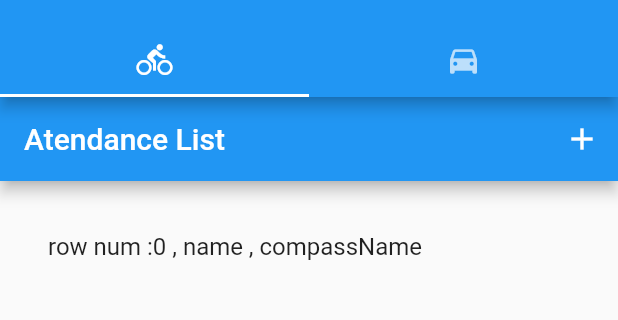
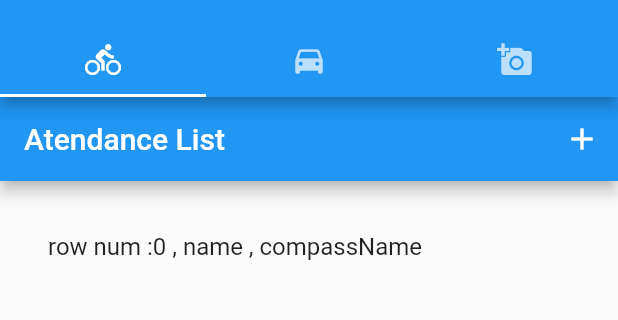
Before and after one commit to MasaruMiyamoto/atendance_record, a Flutter app: the screen it shows after launch, after a tap on the "add" icon, on a phone screen of 412 x 824 dp, the part 59-379 px from its top. Run offline on Flutter 3.47's test engine with Material 2 defaults, Android fonts, the phone set to English and light mode, and no system bars; missing offline and left inert: rapido.

```diff
--- a/lib/atendanceView.dart
+++ b/lib/atendanceView.dart
@@ -3,6 +3,7 @@ import 'package:flutter/material.dart';
 
 //出席者リスト画面
 class AtendanceView extends StatefulWidget {
+  //コンストラクタ
   AtendanceView({Key key, this.title}) : super(key: key);
 
   final String title;
@@ -14,12 +15,17 @@ class AtendanceView extends StatefulWidget {
 
 class _AtendanceViewState extends State<AtendanceView> {
 
-  List<Member> _testList = new List<Member>();
-  Member _test = new Member("name", false, "compassName");
+  //出席者リスト
+  List<Member> _atendanceList = new List<Member>();
+
+  //メンバーの設定
+  //最終的に画面で設定した出席者をリストに格納する。
+  Member _member = new Member("name", false, "compassName");
 
   @override
   Widget build(BuildContext context) {
 
+    //土台の作成
     return Scaffold(
       appBar: _createAppBar(),
       body: _createListView(),
@@ -30,14 +36,17 @@ class _AtendanceViewState extends State<AtendanceView> {
   AppBar _createAppBar() {
     return AppBar(
         title: Text(widget.title),
+        //AppBar右上にアプリバーを設置
+        //＋ボタンを押下することで、出席者を追加する。（未実装）
         actions: <Widget>[
           IconButton(
             icon: const Icon(Icons.add),
             tooltip: 'Show Snackbar',
             onPressed: () {
+              //出席者リストを更新
               print('button push');
               setState((){
-                _testList.add(_test);
+                _atendanceList.add(_member);
               });
             },
           ),
@@ -53,14 +62,15 @@ class _AtendanceViewState extends State<AtendanceView> {
         return ListTile(
           title: Text(
             "row num :" + cnt.toString() + " , "
-            + _testList[cnt].name + " , "
-            + _testList[cnt].conpassName
+            + _atendanceList[cnt].name + " , "
+            + _atendanceList[cnt].conpassName
           ),
         );
       },
       //表示するスクロールリストの上限数設定
       //出席者リスト数を設定すればOK
-      itemCount: _testList.length,
+      itemCount: _atendanceList.length,
+
     );
   }
 
--- a/lib/main.dart
+++ b/lib/main.dart
@@ -1,10 +1,12 @@
+import 'package:atendance_record/RapidoExample.dart';
+import 'package:atendance_record/atendanceView.dart';
+import 'package:atendance_record/orderView.dart';
 import 'package:flutter/material.dart';
-import 'atendanceView.dart';
-import 'orderView.dart';
 
 void main() => runApp(MyApp());
 
 class MyApp extends StatelessWidget {
+
   @override
   Widget build(BuildContext context) {
     return MaterialApp(
@@ -12,13 +14,14 @@ class MyApp extends StatelessWidget {
         primarySwatch: Colors.blue,
       ),
       home: DefaultTabController(
-        length: 2,
+        length: 3,
         child: Scaffold(
           appBar: AppBar(
             bottom:TabBar(
               tabs: [
                 Tab(icon: Icon(Icons.directions_bike)),
                 Tab(icon: Icon(Icons.directions_car)),
+                Tab(icon: Icon(Icons.add_a_photo)),
               ],
             ),
           title: Text('Atendance Record'),
@@ -27,6 +30,7 @@ class MyApp extends StatelessWidget {
             children: <Widget>[
               AtendanceView(title: "Atendance List"),
               OrderView(title: "Lightning Talk Order"),
+              RapidoExample(title: "Rapido Test"),
             ],
           ),
         ),
--- a/pubspec.yaml
+++ b/pubspec.yaml
@@ -19,6 +19,7 @@ environment:
 dependencies:
   flutter:
     sdk: flutter
+  rapido: ^0.0.12
 
   # The following adds the Cupertino Icons font to your application.
   # Use with the CupertinoIcons class for iOS style icons.
@@ -27,7 +28,6 @@ dependencies:
 dev_dependencies:
   flutter_test:
     sdk: flutter
-
 
 # For information on the generic Dart part of this file, see the
 # following page: https://www.dartlang.org/tools/pub/pubspec
```
Also changed, not shown: lib/RapidoExample.dart (added, +30 -0 lines), pubspec.lock, 6 other files.
